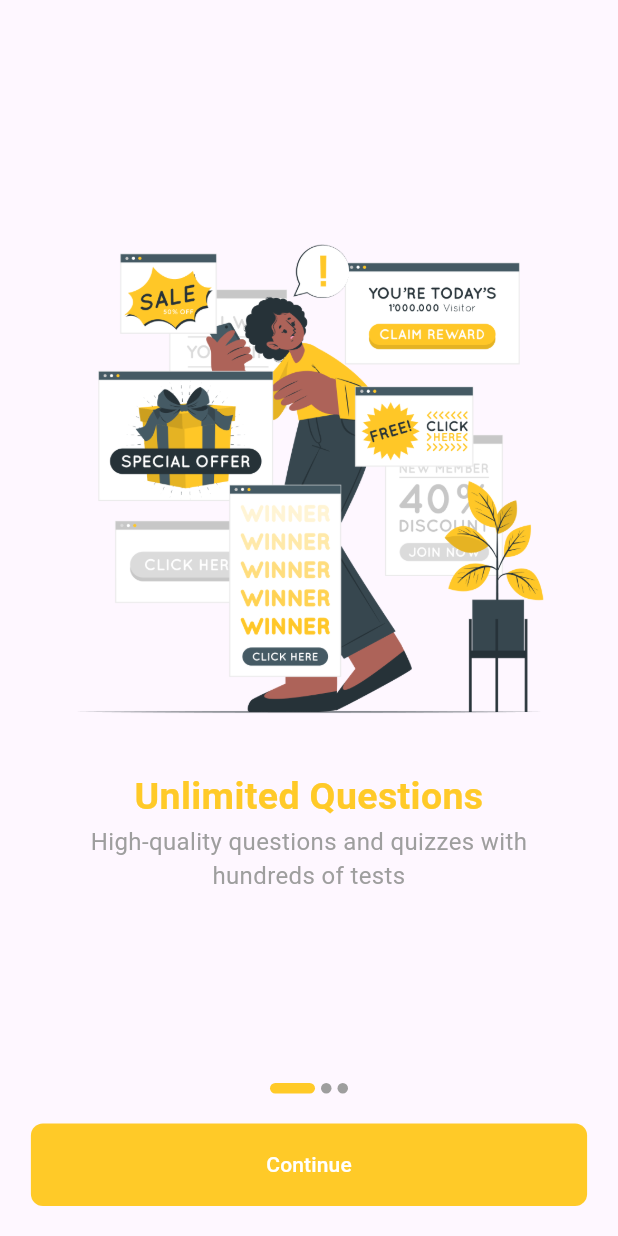
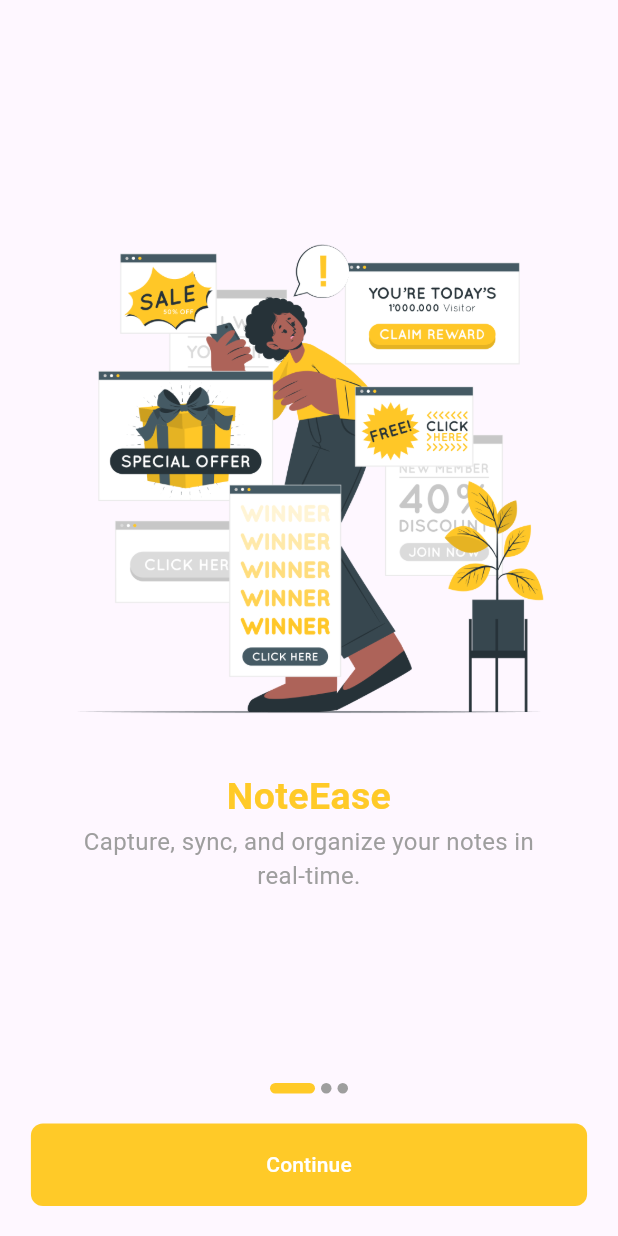
Before and after one commit to AryanBhimani/Notes-App, a Flutter app: the screen it shows after launch, on a phone screen of 412 x 824 dp. Run offline on Flutter 3.47's test engine with Material 3 defaults, Android fonts, the phone set to English and light mode, and no system bars; our stand-ins replace cloud_firestore, firebase_auth, firebase_core, shared_preferences; missing offline and left inert: google_gemini; accounts and stored records are empty.

```diff
--- a/lib/SplashScreen/SplashScreen.dart
+++ b/lib/SplashScreen/SplashScreen.dart
@@ -50,18 +50,18 @@
 class OnboardingData {
   List<OnboardingInfo> items = [
     OnboardingInfo(
-      title: "Unlimited Questions",
-      description: "High-quality questions and quizzes with hundreds of tests",
+      title: "NoteEase",
+      description: "Capture, sync, and organize your notes in real-time.",
       image: "assets/onboarding1.png",
     ),
     OnboardingInfo(
-      title: "Interesting stories",
-      description: "Reading top stories to learn and enhance your knowledge",
+      title: "MyNotes",
+      description: "Your notes, always synced and accessible, wherever you are.",
       image: "assets/onboarding2.png",
     ),
     OnboardingInfo(
-      title: "Reading Books",
-      description: "Reading new books with top content and excellent stories",
+      title: "QuickNotes",
+      description: "Effortless note management with real-time syncing and cloud storage",
       image: "assets/onboarding3.png",
     ),
   ];
```
